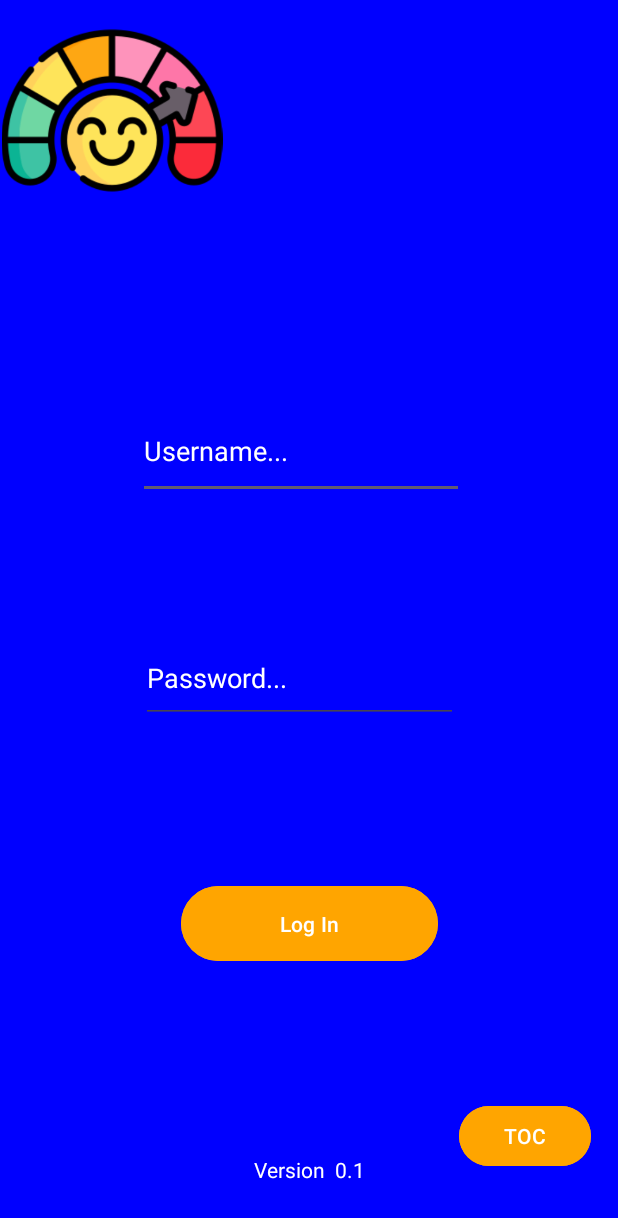
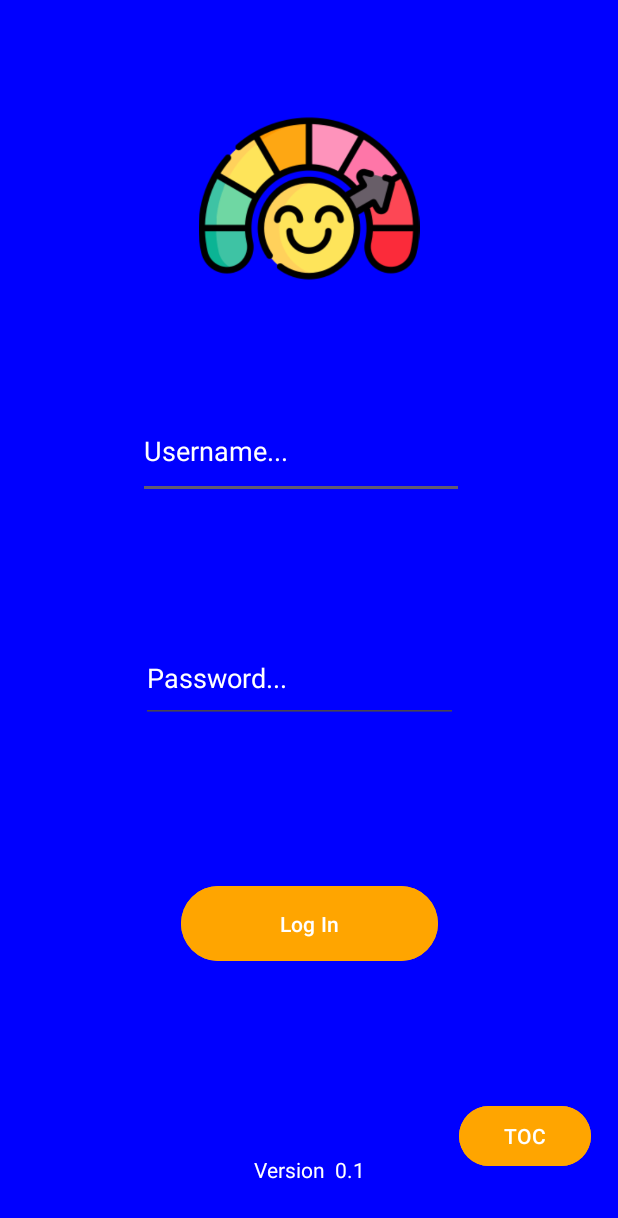
Before and after one commit to MattJ03/Daily-Mood-Tracker, an Android app: the layout login.xml on its own in the app's theme, with its tools: preview values and no code run, on a phone screen of 412 x 824 dp. Shown: the top 1218 px of the screen. Run offline under Robolectric (Android 15) with nearby library versions, the phone set to English and light mode, and no system bars.

Commit message:
toc file

```diff
--- /dev/null
+++ b/app/src/main/java/com/example/dailymoodtracker/TOC.java
@@ -0,0 +1,4 @@
+package com.example.dailymoodtracker;
+
+public class TOC {
+}
--- a/app/src/main/res/layout/login.xml
+++ b/app/src/main/res/layout/login.xml
@@ -90,8 +90,11 @@
         android:id="@+id/imageView2"
         android:layout_width="149dp"
         android:layout_height="147dp"
-        app:srcCompat="@drawable/img"
-        tools:layout_editor_absoluteX="131dp"
-        tools:layout_editor_absoluteY="43dp" />
+        app:layout_constraintBottom_toBottomOf="parent"
+        app:layout_constraintLeft_toLeftOf="parent"
+        app:layout_constraintRight_toRightOf="parent"
+        app:layout_constraintTop_toTopOf="parent"
+        app:layout_constraintVertical_bias="0.087"
+        app:srcCompat="@drawable/img" />
 
 </androidx.constraintlayout.widget.ConstraintLayout>
--- /dev/null
+++ b/app/src/main/res/layout/toc.xml
@@ -0,0 +1,6 @@
+<?xml version="1.0" encoding="utf-8"?>
+<androidx.constraintlayout.widget.ConstraintLayout xmlns:android="http://schemas.android.com/apk/res/android"
+    android:layout_width="match_parent"
+    android:layout_height="match_parent">
+
+</androidx.constraintlayout.widget.ConstraintLayout>
```
Also changed, not shown: app/src/main/AndroidManifest.xml (+9 -9 lines).
